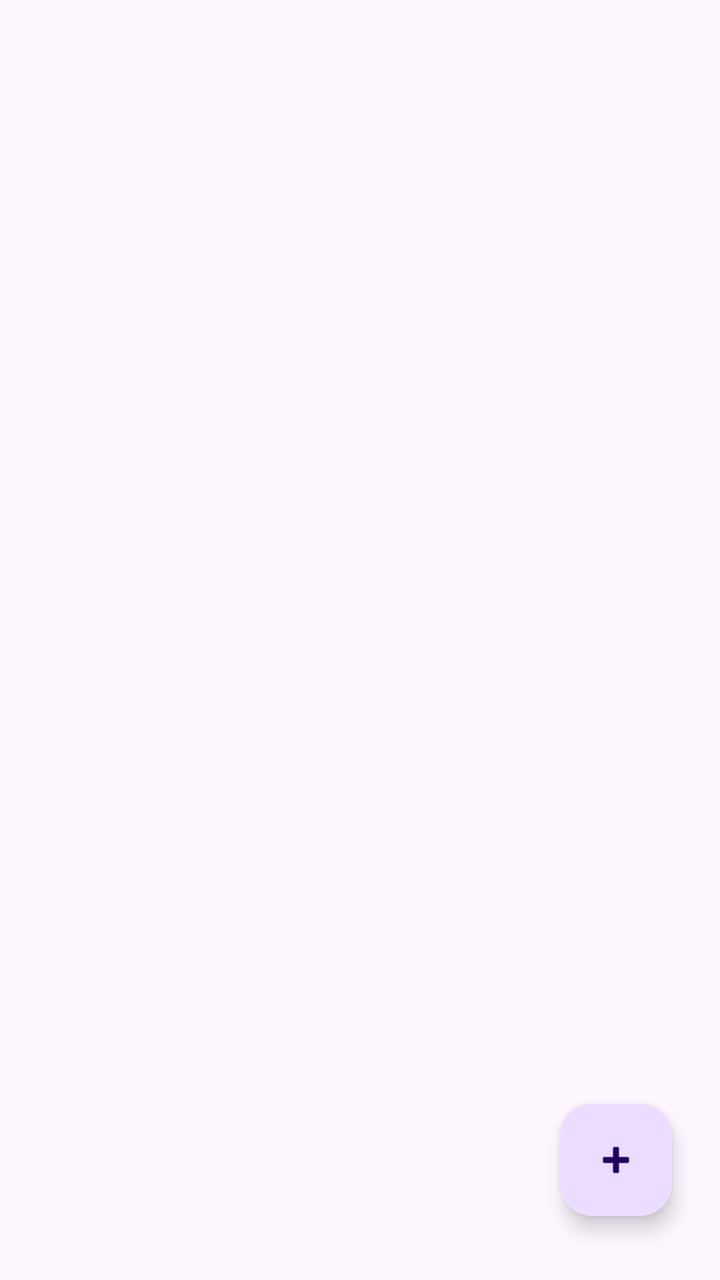
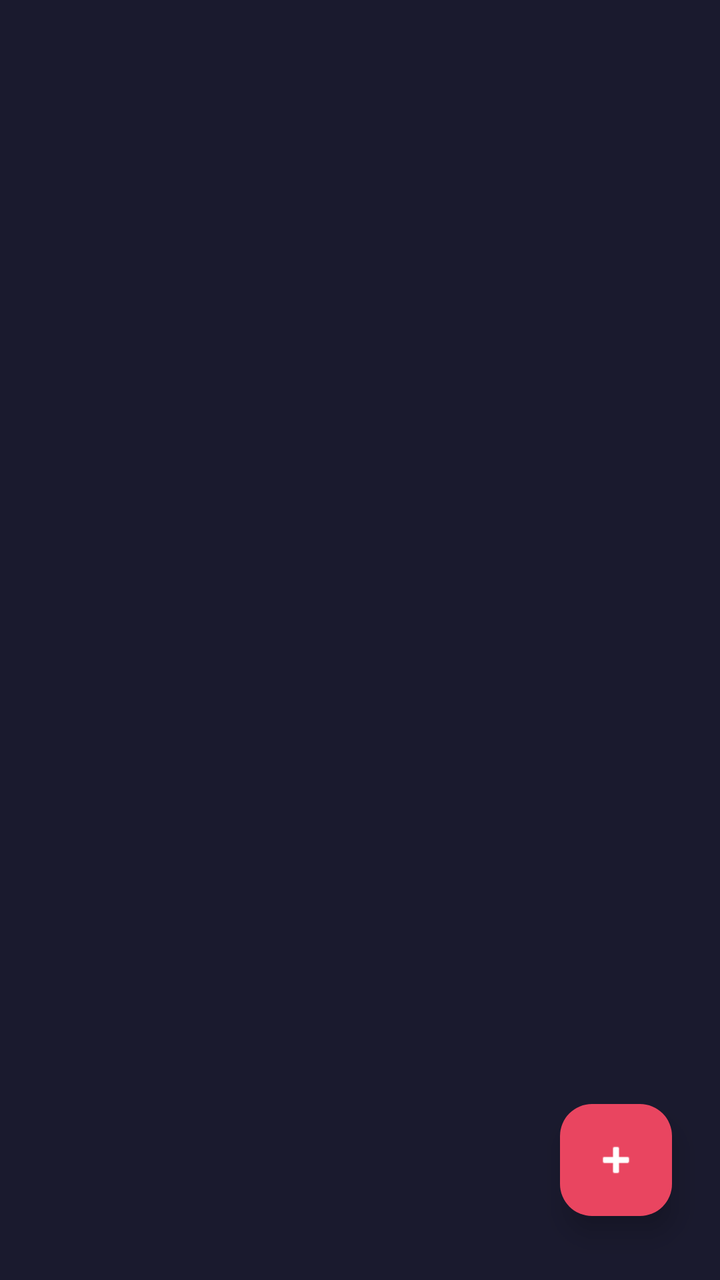

The first picture is an Android layout as it rendered before a commit; the second is the same layout after the commit. The layout source and the unified diff follow.
<!-- AndroidManifest.xml: application theme Theme.MemoryBook -->
<!-- res/layout/activity_main.xml -->
<?xml version="1.0" encoding="utf-8"?>
<androidx.constraintlayout.widget.ConstraintLayout xmlns:android="http://schemas.android.com/apk/res/android"
    xmlns:app="http://schemas.android.com/apk/res-auto"
    xmlns:tools="http://schemas.android.com/tools"
    android:id="@+id/main"
    android:layout_width="match_parent"
    android:layout_height="match_parent"
    tools:context=".MainActivity">

    <androidx.recyclerview.widget.RecyclerView
        android:id="@+id/recyclerMain"
        android:layout_width="0dp"
        android:layout_height="0dp"
        android:clipToPadding="false"
        android:paddingBottom="88dp"
        app:layout_constraintBottom_toBottomOf="parent"
        app:layout_constraintEnd_toEndOf="parent"
        app:layout_constraintStart_toStartOf="parent"
        app:layout_constraintTop_toTopOf="parent"/>

    <com.google.android.material.floatingactionbutton.FloatingActionButton
        android:id="@+id/addButton"
        android:layout_width="wrap_content"
        android:layout_height="wrap_content"
        android:layout_marginEnd="24dp"
        android:layout_marginBottom="32dp"
        android:clickable="true"
        android:focusable="true"
        android:onClick="addButton"
        app:layout_constraintBottom_toBottomOf="parent"
        app:layout_constraintEnd_toEndOf="parent"
        app:srcCompat="@android:drawable/ic_input_add"/>
</androidx.constraintlayout.widget.ConstraintLayout>
<!-- resources referenced by this layout -->
<resources>
  <style name="Theme.MemoryBook" parent="Base.Theme.MemoryBook" />
  <style name="Base.Theme.MemoryBook" parent="Theme.Material3.DayNight.NoActionBar">
          
          
          
          
      </style>
</resources>

<!-- the commit's change to res/layout/activity_main.xml (unified diff, before → after) -->
@@ -5,6 +5,7 @@
     android:id="@+id/main"
     android:layout_width="match_parent"
     android:layout_height="match_parent"
+    android:background="#1A1A2E"
     tools:context=".MainActivity">
 
     <androidx.recyclerview.widget.RecyclerView
@@ -12,11 +13,12 @@
         android:layout_width="0dp"
         android:layout_height="0dp"
         android:clipToPadding="false"
+        android:paddingTop="16dp"
         android:paddingBottom="88dp"
         app:layout_constraintBottom_toBottomOf="parent"
         app:layout_constraintEnd_toEndOf="parent"
         app:layout_constraintStart_toStartOf="parent"
-        app:layout_constraintTop_toTopOf="parent"/>
+        app:layout_constraintTop_toTopOf="parent" />
 
     <com.google.android.material.floatingactionbutton.FloatingActionButton
         android:id="@+id/addButton"
@@ -27,7 +29,11 @@
         android:clickable="true"
         android:focusable="true"
         android:onClick="addButton"
+        app:backgroundTint="#E94560"
+        app:elevation="8dp"
         app:layout_constraintBottom_toBottomOf="parent"
         app:layout_constraintEnd_toEndOf="parent"
-        app:srcCompat="@android:drawable/ic_input_add"/>
+        app:srcCompat="@android:drawable/ic_input_add"
+        app:tint="#FFFFFF" />
+
 </androidx.constraintlayout.widget.ConstraintLayout>
